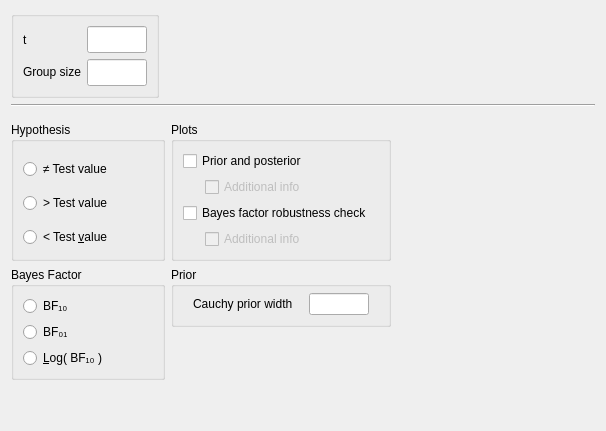
This is JASP-Desktop/analysisforms/Bain/bainttestbayesianonesampleform.ui in AlexanderLyNL/jasp-desktop as Qt 5 draws it before an edit. The edited form follows.
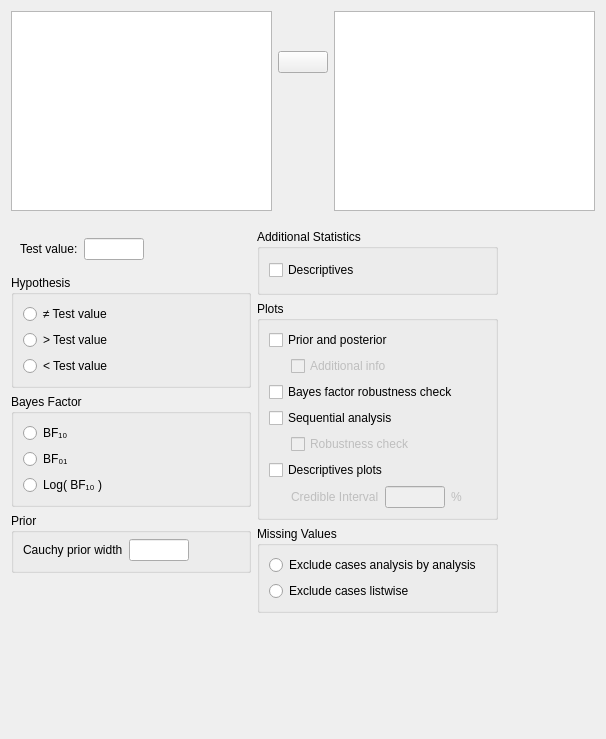
This is the edited form. Custom widgets are drawn as their Qt base class.

Commit message: changed input type to 'standard' input

```diff
--- a/JASP-Desktop/analysisforms/Bain/bainttestbayesianonesampleform.ui
+++ b/JASP-Desktop/analysisforms/Bain/bainttestbayesianonesampleform.ui
@@ -7,7 +7,7 @@
     <x>0</x>
     <y>0</y>
     <width>606</width>
-    <height>431</height>
+    <height>739</height>
    </rect>
   </property>
   <property name="sizePolicy">
@@ -20,105 +20,152 @@
    <string>Form</string>
   </property>
   <layout class="QGridLayout" name="gridLayout">
-   <item row="1" column="0" colspan="2">
-    <widget class="Line" name="line">
-     <property name="orientation">
-      <enum>Qt::Horizontal</enum>
-     </property>
-    </widget>
-   </item>
+   <property name="verticalSpacing">
+    <number>0</number>
+   </property>
    <item row="0" column="0">
-    <widget class="BoundGroupBox" name="missingValues">
-     <property name="title">
-      <string/>
+    <widget class="QWidget" name="topWidget" native="true">
+     <property name="sizePolicy">
+      <sizepolicy hsizetype="Expanding" vsizetype="Fixed">
+       <horstretch>0</horstretch>
+       <verstretch>0</verstretch>
+      </sizepolicy>
      </property>
-     <property name="flat">
-      <bool>false</bool>
+     <property name="minimumSize">
+      <size>
+       <width>0</width>
+       <height>0</height>
+      </size>
      </property>
-     <layout class="QGridLayout" name="gridLayout_6">
-      <item row="1" column="0">
-       <widget class="QLabel" name="label_3">
-        <property name="text">
-         <string>&lt;html&gt;&lt;head/&gt;&lt;body&gt;&lt;p&gt;Group size&lt;/p&gt;&lt;/body&gt;&lt;/html&gt;</string>
-        </property>
-       </widget>
-      </item>
-      <item row="0" column="0">
-       <widget class="QLabel" name="label_2">
-        <property name="text">
-         <string>t</string>
-        </property>
-       </widget>
-      </item>
+     <layout class="QGridLayout" name="gridLayout_8">
+      <property name="leftMargin">
+       <number>0</number>
+      </property>
+      <property name="topMargin">
+       <number>0</number>
+      </property>
+      <property name="rightMargin">
+       <number>0</number>
+      </property>
+      <property name="verticalSpacing">
+       <number>0</number>
+      </property>
       <item row="0" column="1">
-       <widget class="BoundTextBox" name="tStatistic">
-        <property name="sizePolicy">
-         <sizepolicy hsizetype="Fixed" vsizetype="Preferred">
-          <horstretch>0</horstretch>
-          <verstretch>0</verstretch>
-         </sizepolicy>
+       <spacer name="verticalSpacer_3">
+        <property name="orientation">
+         <enum>Qt::Vertical</enum>
         </property>
-        <property name="minimumSize">
+        <property name="sizeType">
+         <enum>QSizePolicy::Fixed</enum>
+        </property>
+        <property name="sizeHint" stdset="0">
          <size>
-          <width>60</width>
-          <height>0</height>
+          <width>20</width>
+          <height>40</height>
          </size>
         </property>
-        <property name="maximumSize">
+       </spacer>
+      </item>
+      <item row="2" column="1">
+       <spacer name="verticalSpacer_4">
+        <property name="orientation">
+         <enum>Qt::Vertical</enum>
+        </property>
+        <property name="sizeHint" stdset="0">
          <size>
-          <width>60</width>
-          <height>16777215</height>
+          <width>20</width>
+          <height>40</height>
          </size>
         </property>
-       </widget>
+       </spacer>
       </item>
       <item row="1" column="1">
-       <widget class="BoundTextBox" name="n1Size">
+       <widget class="AssignButton" name="buttonAssign_main_fields">
         <property name="sizePolicy">
-         <sizepolicy hsizetype="Fixed" vsizetype="Preferred">
+         <sizepolicy hsizetype="Fixed" vsizetype="Fixed">
           <horstretch>0</horstretch>
           <verstretch>0</verstretch>
          </sizepolicy>
         </property>
         <property name="minimumSize">
          <size>
-          <width>60</width>
+          <width>50</width>
           <height>0</height>
          </size>
         </property>
         <property name="maximumSize">
          <size>
-          <width>60</width>
+          <width>50</width>
           <height>16777215</height>
          </size>
         </property>
+        <property name="text">
+         <string/>
+        </property>
+       </widget>
+      </item>
+      <item row="0" column="2" rowspan="3">
+       <widget class="BoundListView" name="variables">
+        <property name="sizePolicy">
+         <sizepolicy hsizetype="Preferred" vsizetype="Fixed">
+          <horstretch>0</horstretch>
+          <verstretch>2</verstretch>
+         </sizepolicy>
+        </property>
+        <property name="minimumSize">
+         <size>
+          <width>0</width>
+          <height>200</height>
+         </size>
+        </property>
+        <property name="maximumSize">
+         <size>
+          <width>16777215</width>
+          <height>200</height>
+         </size>
+        </property>
+        <property name="selectionMode">
+         <enum>QAbstractItemView::ExtendedSelection</enum>
+        </property>
+       </widget>
+      </item>
+      <item row="0" column="0" rowspan="3">
+       <widget class="AvailableFieldsListView" name="listAvailableFields">
+        <property name="sizePolicy">
+         <sizepolicy hsizetype="Preferred" vsizetype="Fixed">
+          <horstretch>0</horstretch>
+          <verstretch>2</verstretch>
+         </sizepolicy>
+        </property>
+        <property name="minimumSize">
+         <size>
+          <width>0</width>
+          <height>200</height>
+         </size>
+        </property>
+        <property name="maximumSize">
+         <size>
+          <width>16777215</width>
+          <height>200</height>
+         </size>
+        </property>
+        <property name="selectionMode">
+         <enum>QAbstractItemView::ExtendedSelection</enum>
+        </property>
        </widget>
       </item>
      </layout>
     </widget>
    </item>
-   <item row="0" column="1">
-    <spacer name="horizontalSpacer_2">
-     <property name="orientation">
-      <enum>Qt::Horizontal</enum>
-     </property>
-     <property name="sizeHint" stdset="0">
-      <size>
-       <width>40</width>
-       <height>20</height>
-      </size>
-     </property>
-    </spacer>
-   </item>
-   <item row="2" column="0" colspan="2">
-    <widget class="QWidget" name="gridWidget" native="true">
+   <item row="1" column="0">
+    <widget class="QWidget" name="options" native="true">
      <property name="sizePolicy">
       <sizepolicy hsizetype="Fixed" vsizetype="Fixed">
        <horstretch>0</horstretch>
        <verstretch>0</verstretch>
       </sizepolicy>
      </property>
-     <layout class="QGridLayout" name="gridLayout_7">
+     <layout class="QGridLayout" name="gridLayout_10">
       <property name="leftMargin">
        <number>0</number>
       </property>
@@ -126,9 +173,9 @@
        <number>0</number>
       </property>
       <property name="bottomMargin">
-       <number>0</number>
+       <number>3</number>
       </property>
-      <item row="2" column="0">
+      <item row="0" column="0">
        <widget class="QWidget" name="widget_2" native="true">
         <property name="maximumSize">
          <size>
@@ -136,7 +183,7 @@
           <height>16777215</height>
          </size>
         </property>
-        <layout class="QGridLayout" name="gridLayout_5">
+        <layout class="QGridLayout" name="gridLayout_12">
          <property name="leftMargin">
           <number>0</number>
          </property>
@@ -149,41 +196,135 @@
          <property name="bottomMargin">
           <number>0</number>
          </property>
-         <item row="5" column="0">
+         <item row="1" column="1">
+          <widget class="QWidget" name="widget_5" native="true">
+           <property name="minimumSize">
+            <size>
+             <width>240</width>
+             <height>0</height>
+            </size>
+           </property>
+           <layout class="QGridLayout" name="gridLayout_5">
+            <item row="0" column="0">
+             <widget class="QLabel" name="label_3">
+              <property name="sizePolicy">
+               <sizepolicy hsizetype="Fixed" vsizetype="Fixed">
+                <horstretch>0</horstretch>
+                <verstretch>0</verstretch>
+               </sizepolicy>
+              </property>
+              <property name="text">
+               <string>Test value:</string>
+              </property>
+             </widget>
+            </item>
+            <item row="0" column="1">
+             <widget class="BoundTextBox" name="testValue">
+              <property name="sizePolicy">
+               <sizepolicy hsizetype="Fixed" vsizetype="Preferred">
+                <horstretch>0</horstretch>
+                <verstretch>0</verstretch>
+               </sizepolicy>
+              </property>
+              <property name="minimumSize">
+               <size>
+                <width>60</width>
+                <height>0</height>
+               </size>
+              </property>
+              <property name="maximumSize">
+               <size>
+                <width>60</width>
+                <height>16777215</height>
+               </size>
+              </property>
+             </widget>
+            </item>
+            <item row="0" column="2">
+             <spacer name="horizontalSpacer_3">
+              <property name="orientation">
+               <enum>Qt::Horizontal</enum>
+              </property>
+              <property name="sizeHint" stdset="0">
+               <size>
+                <width>40</width>
+                <height>20</height>
+               </size>
+              </property>
+             </spacer>
+            </item>
+           </layout>
+          </widget>
+         </item>
+         <item row="5" column="1">
+          <widget class="GroupBox" name="groupBox">
+           <property name="title">
+            <string>Prior</string>
+           </property>
+           <layout class="QGridLayout" name="gridLayout_11">
+            <property name="topMargin">
+             <number>6</number>
+            </property>
+            <item row="0" column="0">
+             <widget class="QLabel" name="label">
+              <property name="sizePolicy">
+               <sizepolicy hsizetype="Fixed" vsizetype="Fixed">
+                <horstretch>0</horstretch>
+                <verstretch>0</verstretch>
+               </sizepolicy>
+              </property>
+              <property name="text">
+               <string>Cauchy prior width</string>
+              </property>
+             </widget>
+            </item>
+            <item row="0" column="1">
+             <widget class="BoundTextBox" name="priorWidth">
+              <property name="sizePolicy">
+               <sizepolicy hsizetype="Fixed" vsizetype="Preferred">
+                <horstretch>0</horstretch>
+                <verstretch>0</verstretch>
+               </sizepolicy>
+              </property>
+              <property name="minimumSize">
+               <size>
+                <width>60</width>
+                <height>0</height>
+               </size>
+              </property>
+              <property name="maximumSize">
+               <size>
+                <width>60</width>
+                <height>16777215</height>
+               </size>
+              </property>
+             </widget>
+            </item>
+            <item row="0" column="2">
+             <spacer name="horizontalSpacer_2">
+              <property name="orientation">
+               <enum>Qt::Horizontal</enum>
+              </property>
+              <property name="sizeHint" stdset="0">
+               <size>
+                <width>81</width>
+                <height>20</height>
+               </size>
+              </property>
+             </spacer>
+            </item>
+           </layout>
+          </widget>
+         </item>
+         <item row="4" column="1">
           <widget class="BoundGroupBox" name="bayesFactorType">
            <property name="title">
             <string>Bayes Factor</string>
            </property>
            <property name="flat">
-            <bool>false</bool>
+            <bool>true</bool>
            </property>
            <layout class="QGridLayout" name="gridLayout_13">
-            <item row="2" column="0">
-             <widget class="QRadioButton" name="_3">
-              <property name="sizePolicy">
-               <sizepolicy hsizetype="Fixed" vsizetype="Fixed">
-                <horstretch>0</horstretch>
-                <verstretch>0</verstretch>
-               </sizepolicy>
-              </property>
-              <property name="text">
-               <string>&amp;Log( BF₁₀ )</string>
-              </property>
-             </widget>
-            </item>
-            <item row="1" column="1">
-             <spacer name="horizontalSpacer_3">
-              <property name="orientation">
-               <enum>Qt::Horizontal</enum>
-              </property>
-              <property name="sizeHint" stdset="0">
-               <size>
-                <width>40</width>
-                <height>20</height>
-               </size>
-              </property>
-             </spacer>
-            </item>
             <item row="1" column="0">
              <widget class="QRadioButton" name="_2">
               <property name="sizePolicy">
@@ -197,6 +338,19 @@
               </property>
              </widget>
             </item>
+            <item row="2" column="0">
+             <widget class="QRadioButton" name="_3">
+              <property name="sizePolicy">
+               <sizepolicy hsizetype="Fixed" vsizetype="Fixed">
+                <horstretch>0</horstretch>
+                <verstretch>0</verstretch>
+               </sizepolicy>
+              </property>
+              <property name="text">
+               <string>Log( BF₁₀ )</string>
+              </property>
+             </widget>
+            </item>
             <item row="0" column="0">
              <widget class="QRadioButton" name="_1">
               <property name="sizePolicy">
@@ -210,10 +364,23 @@
               </property>
              </widget>
             </item>
+            <item row="0" column="1" rowspan="3">
+             <spacer name="horizontalSpacer">
+              <property name="orientation">
+               <enum>Qt::Horizontal</enum>
+              </property>
+              <property name="sizeHint" stdset="0">
+               <size>
+                <width>40</width>
+                <height>20</height>
+               </size>
+              </property>
+             </spacer>
+            </item>
            </layout>
           </widget>
          </item>
-         <item row="7" column="0">
+         <item row="6" column="1">
           <spacer name="verticalSpacer">
            <property name="orientation">
             <enum>Qt::Vertical</enum>
@@ -226,17 +393,75 @@
            </property>
           </spacer>
          </item>
+         <item row="2" column="1">
+          <widget class="BoundGroupBox" name="hypothesis">
+           <property name="title">
+            <string>Hypothesis</string>
+           </property>
+           <property name="flat">
+            <bool>false</bool>
+           </property>
+           <layout class="QGridLayout" name="gridLayout_9">
+            <item row="0" column="0">
+             <widget class="QRadioButton" name="_1twoTailed">
+              <property name="sizePolicy">
+               <sizepolicy hsizetype="Fixed" vsizetype="Fixed">
+                <horstretch>0</horstretch>
+                <verstretch>0</verstretch>
+               </sizepolicy>
+              </property>
+              <property name="text">
+               <string>≠ Test value</string>
+              </property>
+             </widget>
+            </item>
+            <item row="2" column="0">
+             <widget class="QRadioButton" name="_3oneTailedLessThan">
+              <property name="sizePolicy">
+               <sizepolicy hsizetype="Fixed" vsizetype="Fixed">
+                <horstretch>0</horstretch>
+                <verstretch>0</verstretch>
+               </sizepolicy>
+              </property>
+              <property name="text">
+               <string>&lt; Test value</string>
+              </property>
+             </widget>
+            </item>
+            <item row="1" column="0">
+             <widget class="QRadioButton" name="_2oneTailedGreaterThan">
+              <property name="sizePolicy">
+               <sizepolicy hsizetype="Fixed" vsizetype="Fixed">
+                <horstretch>0</horstretch>
+                <verstretch>0</verstretch>
+               </sizepolicy>
+              </property>
+              <property name="text">
+               <string>&gt; Test value</string>
+              </property>
+             </widget>
+            </item>
+            <item row="0" column="1" rowspan="2">
+             <spacer name="horizontalSpacer_4">
+              <property name="orientation">
+               <enum>Qt::Horizontal</enum>
+              </property>
+              <property name="sizeHint" stdset="0">
+               <size>
+                <width>40</width>
+                <height>20</height>
+               </size>
+              </property>
+             </spacer>
+            </item>
+           </layout>
+          </widget>
+         </item>
         </layout>
        </widget>
       </item>
-      <item row="2" column="1">
+      <item row="0" column="1">
        <widget class="QWidget" name="widget_3" native="true">
-        <property name="sizePolicy">
-         <sizepolicy hsizetype="Preferred" vsizetype="Preferred">
-          <horstretch>0</horstretch>
-          <verstretch>0</verstretch>
-         </sizepolicy>
-        </property>
         <layout class="QGridLayout" name="gridLayout_2">
          <property name="leftMargin">
           <number>0</number>
@@ -251,38 +476,51 @@
           <number>0</number>
          </property>
          <item row="0" column="0">
-          <widget class="BoundGroupBox" name="groupBox">
+          <widget class="GroupBox" name="additionalStatisticsGroup">
            <property name="title">
-            <string>Prior</string>
+            <string>Additional Statistics</string>
            </property>
-           <layout class="QGridLayout" name="gridLayout_11">
-            <property name="topMargin">
-             <number>6</number>
-            </property>
+           <layout class="QGridLayout" name="gridLayout_3">
+            <item row="0" column="0">
+             <widget class="BoundCheckBox" name="descriptives">
+              <property name="sizePolicy">
+               <sizepolicy hsizetype="Fixed" vsizetype="Fixed">
+                <horstretch>0</horstretch>
+                <verstretch>0</verstretch>
+               </sizepolicy>
+              </property>
+              <property name="text">
+               <string>Descriptives</string>
+              </property>
+             </widget>
+            </item>
             <item row="0" column="1">
-             <widget class="BoundTextBox" name="priorWidth">
-              <property name="sizePolicy">
-               <sizepolicy hsizetype="Fixed" vsizetype="Preferred">
-                <horstretch>0</horstretch>
-                <verstretch>0</verstretch>
-               </sizepolicy>
+             <spacer name="horizontalSpacer_5">
+              <property name="orientation">
+               <enum>Qt::Horizontal</enum>
               </property>
-              <property name="minimumSize">
+              <property name="sizeHint" stdset="0">
                <size>
-                <width>60</width>
-                <height>0</height>
+                <width>40</width>
+                <height>20</height>
                </size>
               </property>
-              <property name="maximumSize">
-               <size>
-                <width>60</width>
-                <height>16777215</height>
-               </size>
-              </property>
-             </widget>
+             </spacer>
             </item>
+           </layout>
+          </widget>
+         </item>
+         <item row="2" column="0">
+          <widget class="BoundGroupBox" name="missingValues">
+           <property name="title">
+            <string>Missing Values</string>
+           </property>
+           <property name="flat">
+            <bool>false</bool>
+           </property>
+           <layout class="QGridLayout" name="gridLayout_6">
             <item row="0" column="0">
-             <widget class="QLabel" name="label">
+             <widget class="QRadioButton" name="_1excludeAnalysisByAnalysis">
               <property name="sizePolicy">
                <sizepolicy hsizetype="Fixed" vsizetype="Fixed">
                 <horstretch>0</horstretch>
@@ -290,181 +528,209 @@
                </sizepolicy>
               </property>
               <property name="text">
-               <string>Cauchy prior width</string>
+               <string>Exclude cases analysis by analysis</string>
               </property>
              </widget>
             </item>
+            <item row="1" column="0">
+             <widget class="QRadioButton" name="_2excludeListwise">
+              <property name="sizePolicy">
+               <sizepolicy hsizetype="Fixed" vsizetype="Fixed">
+                <horstretch>0</horstretch>
+                <verstretch>0</verstretch>
+               </sizepolicy>
+              </property>
+              <property name="text">
+               <string>Exclude cases listwise</string>
+              </property>
+             </widget>
+            </item>
+            <item row="0" column="1" rowspan="2">
+             <spacer name="horizontalSpacer_6">
+              <property name="orientation">
+               <enum>Qt::Horizontal</enum>
+              </property>
+              <property name="sizeHint" stdset="0">
+               <size>
+                <width>5</width>
+                <height>20</height>
+               </size>
+              </property>
+             </spacer>
+            </item>
            </layout>
           </widget>
-         </item>
-         <item row="4" column="0">
-          <spacer name="verticalSpacer_4">
-           <property name="orientation">
-            <enum>Qt::Vertical</enum>
-           </property>
-           <property name="sizeHint" stdset="0">
-            <size>
-             <width>20</width>
-             <height>40</height>
-            </size>
-           </property>
-          </spacer>
-         </item>
-        </layout>
-       </widget>
-      </item>
-      <item row="0" column="0">
-       <widget class="BoundGroupBox" name="hypothesis">
-        <property name="title">
-         <string>Hypothesis</string>
-        </property>
-        <property name="flat">
-         <bool>true</bool>
-        </property>
-        <layout class="QGridLayout" name="gridLayout_9">
-         <property name="bottomMargin">
-          <number>0</number>
-         </property>
-         <item row="1" column="1">
-          <spacer name="horizontalSpacer">
-           <property name="orientation">
-            <enum>Qt::Horizontal</enum>
-           </property>
-           <property name="sizeHint" stdset="0">
-            <size>
-             <width>40</width>
-             <height>20</height>
-            </size>
-           </property>
-          </spacer>
          </item>
          <item row="1" column="0">
-          <widget class="QRadioButton" name="_2oneTailedGreaterThan">
-           <property name="sizePolicy">
-            <sizepolicy hsizetype="Fixed" vsizetype="Fixed">
-             <horstretch>0</horstretch>
-             <verstretch>0</verstretch>
-            </sizepolicy>
+          <widget class="GroupBox" name="plotsGroup">
+           <property name="title">
+            <string>Plots</string>
            </property>
-           <property name="text">
-            <string>&gt; Test value</string>
-           </property>
-          </widget>
-         </item>
-         <item row="0" column="0">
-          <widget class="QRadioButton" name="_1twoTailed">
-           <property name="sizePolicy">
-            <sizepolicy hsizetype="Fixed" vsizetype="Fixed">
-             <horstretch>0</horstretch>
-             <verstretch>0</verstretch>
-            </sizepolicy>
-           </property>
-           <property name="text">
-            <string>≠ Test value</string>
-           </property>
-          </widget>
-         </item>
-         <item row="2" column="0">
-          <widget class="QRadioButton" name="_3oneTailedLessThan">
-           <property name="sizePolicy">
-            <sizepolicy hsizetype="Fixed" vsizetype="Fixed">
-             <horstretch>0</horstretch>
-             <verstretch>0</verstretch>
-            </sizepolicy>
-           </property>
-           <property name="text">
-            <string>&lt; Test &amp;value</string>
-           </property>
-          </widget>
-         </item>
-        </layout>
-       </widget>
-      </item>
-      <item row="0" column="1">
-       <widget class="BoundGroupBox" name="plotsGroup">
-        <property name="title">
-         <string>Plots</string>
-        </property>
-        <layout class="QGridLayout" name="gridLayout_4">
-         <item row="3" column="0" colspan="3">
-          <widget class="BoundCheckBox" name="plotBayesFactorRobustness">
-           <property name="sizePolicy">
-            <sizepolicy hsizetype="Fixed" vsizetype="Fixed">
-             <horstretch>0</horstretch>
-             <verstretch>0</verstretch>
-            </sizepolicy>
-           </property>
-           <property name="text">
-            <string>Bayes factor robustness check</string>
-           </property>
-          </widget>
-         </item>
-         <item row="0" column="0" colspan="3">
-          <widget class="BoundCheckBox" name="plotPriorAndPosterior">
-           <property name="enabled">
-            <bool>true</bool>
-           </property>
-           <property name="sizePolicy">
-            <sizepolicy hsizetype="Fixed" vsizetype="Fixed">
-             <horstretch>0</horstretch>
-             <verstretch>0</verstretch>
-            </sizepolicy>
-           </property>
-           <property name="text">
-            <string>Prior and posterior</string>
-           </property>
-          </widget>
-         </item>
-         <item row="2" column="0">
-          <widget class="QWidget" name="widget_4" native="true">
-           <property name="maximumSize">
-            <size>
-             <width>16</width>
-             <height>16777215</height>
-            </size>
-           </property>
-          </widget>
-         </item>
-         <item row="2" column="1" colspan="3">
-          <widget class="BoundCheckBox" name="plotPriorAndPosteriorAdditionalInfo">
-           <property name="enabled">
-            <bool>false</bool>
-           </property>
-           <property name="sizePolicy">
-            <sizepolicy hsizetype="Fixed" vsizetype="Fixed">
-             <horstretch>0</horstretch>
-             <verstretch>0</verstretch>
-            </sizepolicy>
-           </property>
-           <property name="text">
-            <string>Additional info</string>
-           </property>
-          </widget>
-         </item>
-         <item row="4" column="0">
-          <widget class="QWidget" name="widget_5" native="true">
-           <property name="maximumSize">
-            <size>
-             <width>16</width>
-             <height>16777215</height>
-            </size>
-           </property>
-          </widget>
-         </item>
-         <item row="4" column="1">
-          <widget class="BoundCheckBox" name="plotBayesFactorRobustnessAdditionalInfo">
-           <property name="enabled">
-            <bool>false</bool>
-           </property>
-           <property name="sizePolicy">
-            <sizepolicy hsizetype="Fixed" vsizetype="Fixed">
-             <horstretch>0</horstretch>
-             <verstretch>0</verstretch>
-            </sizepolicy>
-           </property>
-           <property name="text">
-            <string>Additional info</string>
-           </property>
+           <layout class="QGridLayout" name="gridLayout_4">
+            <item row="5" column="0">
+             <widget class="QWidget" name="widget_4" native="true">
+              <property name="maximumSize">
+               <size>
+                <width>16</width>
+                <height>16777215</height>
+               </size>
+              </property>
+             </widget>
+            </item>
+            <item row="4" column="0" colspan="3">
+             <widget class="BoundCheckBox" name="plotSequentialAnalysis">
+              <property name="sizePolicy">
+               <sizepolicy hsizetype="Fixed" vsizetype="Fixed">
+                <horstretch>0</horstretch>
+                <verstretch>0</verstretch>
+               </sizepolicy>
+              </property>
+              <property name="text">
+               <string>Sequential analysis</string>
+              </property>
+             </widget>
+            </item>
+            <item row="2" column="1" colspan="4">
+             <widget class="BoundCheckBox" name="plotPriorAndPosteriorAdditionalInfo">
+              <property name="enabled">
+               <bool>false</bool>
+              </property>
+              <property name="sizePolicy">
+               <sizepolicy hsizetype="Fixed" vsizetype="Fixed">
+                <horstretch>0</horstretch>
+                <verstretch>0</verstretch>
+               </sizepolicy>
+              </property>
+              <property name="text">
+               <string>Additional info</string>
+              </property>
+             </widget>
+            </item>
+            <item row="6" column="0" colspan="3">
+             <widget class="BoundCheckBox" name="descriptivesPlots">
+              <property name="sizePolicy">
+               <sizepolicy hsizetype="Fixed" vsizetype="Fixed">
+                <horstretch>0</horstretch>
+                <verstretch>0</verstretch>
+               </sizepolicy>
+              </property>
+              <property name="text">
+               <string>Descriptives plots</string>
+              </property>
+             </widget>
+            </item>
+            <item row="3" column="0" colspan="3">
+             <widget class="BoundCheckBox" name="plotBayesFactorRobustness">
+              <property name="sizePolicy">
+               <sizepolicy hsizetype="Fixed" vsizetype="Fixed">
+                <horstretch>0</horstretch>
+                <verstretch>0</verstretch>
+               </sizepolicy>
+              </property>
+              <property name="text">
+               <string>Bayes factor robustness check</string>
+              </property>
+             </widget>
+            </item>
+            <item row="0" column="0" colspan="3">
+             <widget class="BoundCheckBox" name="plotPriorAndPosterior">
+              <property name="sizePolicy">
+               <sizepolicy hsizetype="Fixed" vsizetype="Fixed">
+                <horstretch>0</horstretch>
+                <verstretch>0</verstretch>
+               </sizepolicy>
+              </property>
+              <property name="text">
+               <string>Prior and posterior</string>
+              </property>
+             </widget>
+            </item>
+            <item row="5" column="1" colspan="4">
+             <widget class="BoundCheckBox" name="plotSequentialAnalysisRobustness">
+              <property name="enabled">
+               <bool>false</bool>
+              </property>
+              <property name="sizePolicy">
+               <sizepolicy hsizetype="Fixed" vsizetype="Fixed">
+                <horstretch>0</horstretch>
+                <verstretch>0</verstretch>
+               </sizepolicy>
+              </property>
+              <property name="text">
+               <string>Robustness check</string>
+              </property>
+             </widget>
+            </item>
+            <item row="7" column="1" colspan="4">
+             <widget class="QWidget" name="horizontalWidget" native="true">
+              <property name="enabled">
+               <bool>false</bool>
+              </property>
+              <layout class="QHBoxLayout" name="horizontalLayout">
+               <property name="leftMargin">
+                <number>0</number>
+               </property>
+               <property name="topMargin">
+                <number>0</number>
+               </property>
+               <property name="rightMargin">
+                <number>0</number>
+               </property>
+               <property name="bottomMargin">
+                <number>0</number>
+               </property>
+               <item>
+                <widget class="QLabel" name="label_2">
+                 <property name="sizePolicy">
+                  <sizepolicy hsizetype="Fixed" vsizetype="Fixed">
+                   <horstretch>0</horstretch>
+                   <verstretch>0</verstretch>
+                  </sizepolicy>
+                 </property>
+                 <property name="text">
+                  <string>Credible Interval</string>
+                 </property>
+                </widget>
+               </item>
+               <item>
+                <widget class="BoundTextBox" name="descriptivesPlotsCredibleInterval">
+                 <property name="sizePolicy">
+                  <sizepolicy hsizetype="Fixed" vsizetype="Preferred">
+                   <horstretch>0</horstretch>
+                   <verstretch>0</verstretch>
+                  </sizepolicy>
+                 </property>
+                 <property name="minimumSize">
+                  <size>
+                   <width>60</width>
+                   <height>0</height>
+                  </size>
+                 </property>
+                 <property name="maximumSize">
+                  <size>
+                   <width>60</width>
+                   <height>16777215</height>
+                  </size>
+                 </property>
+                </widget>
+               </item>
+               <item>
+                <widget class="QLabel" name="label_4">
+                 <property name="sizePolicy">
+                  <sizepolicy hsizetype="Preferred" vsizetype="Preferred">
+                   <horstretch>0</horstretch>
+                   <verstretch>0</verstretch>
+                  </sizepolicy>
+                 </property>
+                 <property name="text">
+                  <string>%</string>
+                 </property>
+                </widget>
+               </item>
+              </layout>
+             </widget>
+            </item>
+           </layout>
           </widget>
          </item>
         </layout>
@@ -473,9 +739,43 @@
      </layout>
     </widget>
    </item>
+   <item row="2" column="0">
+    <spacer name="verticalSpacer_2">
+     <property name="orientation">
+      <enum>Qt::Vertical</enum>
+     </property>
+     <property name="sizeHint" stdset="0">
+      <size>
+       <width>20</width>
+       <height>40</height>
+      </size>
+     </property>
+    </spacer>
+   </item>
   </layout>
  </widget>
  <customwidgets>
+  <customwidget>
+   <class>AssignButton</class>
+   <extends>QPushButton</extends>
+   <header>widgets/assignbutton.h</header>
+  </customwidget>
+  <customwidget>
+   <class>AvailableFieldsListView</class>
+   <extends>QListView</extends>
+   <header>widgets/availablefieldslistview.h</header>
+  </customwidget>
+  <customwidget>
+   <class>BoundListView</class>
+   <extends>QListView</extends>
+   <header>widgets/boundlistview.h</header>
+  </customwidget>
+  <customwidget>
+   <class>GroupBox</class>
+   <extends>QGroupBox</extends>
+   <header>widgets/groupbox.h</header>
+   <container>1</container>
+  </customwidget>
   <customwidget>
    <class>BoundTextBox</class>
    <extends>QLineEdit</extends>
```
Left out of the diff: 36 changed lines with no effect on the pictures. The commit also changes 11 other files.
